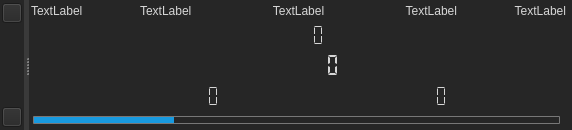
The window that LEO_sniffy/GUI/widgetdisplay.ui (jirik09/Sniffy) describes before a commit, drawn with Qt 5.
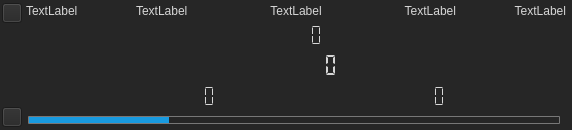
The same window after the commit. Icons and pictures are not drawn.

```diff
--- a/LEO_sniffy/GUI/widgetdisplay.ui
+++ b/LEO_sniffy/GUI/widgetdisplay.ui
@@ -178,7 +178,7 @@
       <bool>true</bool>
      </property>
      <property name="handleWidth">
-      <number>5</number>
+      <number>0</number>
      </property>
      <widget class="QWidget" name="verticalWidget_history" native="true">
       <property name="sizePolicy">
```
Left out of the diff: 4 changed lines with no effect on the pictures.
